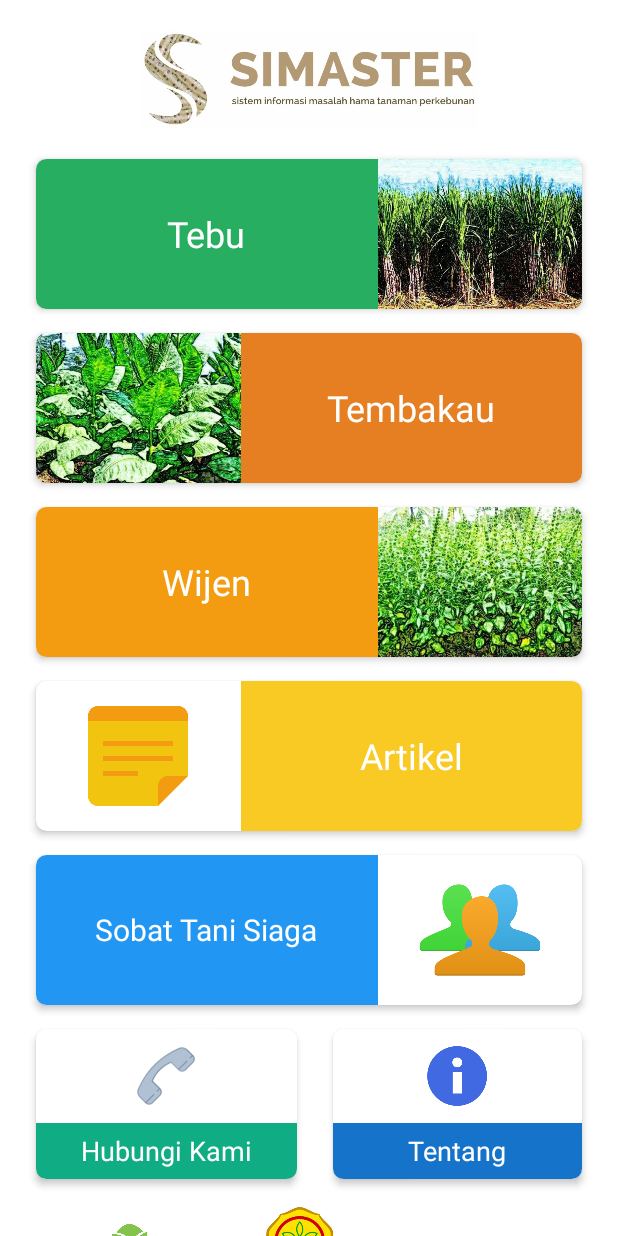
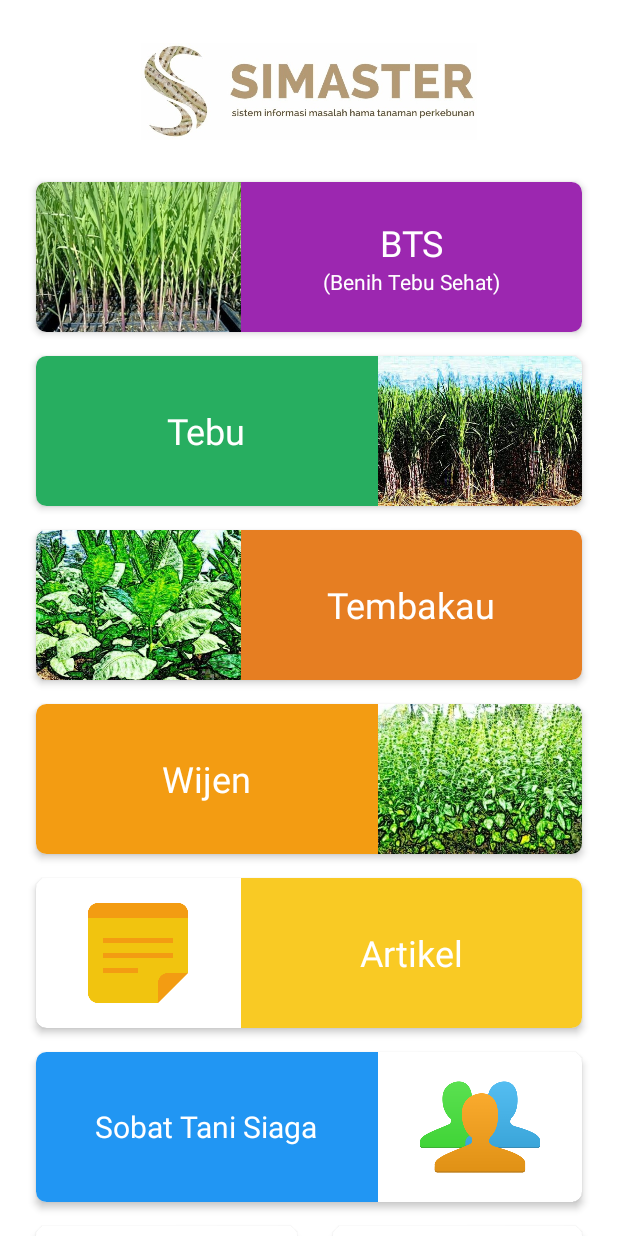
Before and after one commit to ikaru19/Simaster-Bug, an Android app: the screen it shows after launch (MainActivity), on a phone screen of 412 x 824 dp. Run offline under Robolectric (Android 15) with nearby library versions, the phone set to English and light mode, and no system bars; libraries missing offline, so code that uses them is left out: com.blogspot.atifsoftwares; Roboto replaces fonts that are not available here; 1 statement that could not run was skipped.

Commit message:
initiate bts

```diff
--- a/app/src/main/AndroidManifest.xml
+++ b/app/src/main/AndroidManifest.xml
@@ -11,7 +11,8 @@
         android:roundIcon="@mipmap/ic_launcher_round"
         android:supportsRtl="true"
         android:theme="@style/AppTheme">
-        <activity android:name=".BtsActivity"></activity>
+        <activity android:name=".BTS.BtsVarietasActivity"></activity>
+        <activity android:name=".BtsActivity" />
         <activity android:name=".HubungiActivity" />
         <activity android:name=".TentangActivity" />
         <activity android:name=".HamaDetailActivity" />
--- a/app/src/main/java/com/ikaru19/simaster_bug/MainActivity.java
+++ b/app/src/main/java/com/ikaru19/simaster_bug/MainActivity.java
@@ -12,7 +12,7 @@ import com.blogspot.atifsoftwares.animatoolib.Animatoo;
 public class MainActivity extends AppCompatActivity {
 
     CardView menu_tanya,menu_artikel,menu_wijen,menu_tembakau,menu_tebu,menu_tentang,menu_hubung;
-//    CardView menu_bts;
+    CardView menu_bts;
 
     @Override
     protected void onCreate(Bundle savedInstanceState) {
@@ -25,7 +25,7 @@ public class MainActivity extends AppCompatActivity {
         menu_tebu = findViewById(R.id.menu_tebu);
         menu_tentang = findViewById(R.id.menu_tentang);
         menu_hubung  = findViewById(R.id.menu_tanya);
-//        menu_bts = findViewById(R.id.menu_bts);
+        menu_bts = findViewById(R.id.menu_bts);
 
         menu_tanya.setOnClickListener(new View.OnClickListener() {
             @Override
@@ -92,13 +92,13 @@ public class MainActivity extends AppCompatActivity {
             }
         });
 
-//        menu_bts.setOnClickListener(new View.OnClickListener() {
-//            @Override
-//            public void onClick(View v) {
-//                Intent intent = new Intent(MainActivity.this,BtsActivity.class);
-//                startActivity(intent);
-//                Animatoo.animateSlideLeft(MainActivity.this);
-//            }
-//        });
+        menu_bts.setOnClickListener(new View.OnClickListener() {
+            @Override
+            public void onClick(View v) {
+                Intent intent = new Intent(MainActivity.this,BtsActivity.class);
+                startActivity(intent);
+                Animatoo.animateSlideLeft(MainActivity.this);
+            }
+        });
     }
 }
--- a/app/src/main/java/com/ikaru19/simaster_bug/apihelper/ApiService.java
+++ b/app/src/main/java/com/ikaru19/simaster_bug/apihelper/ApiService.java
@@ -1,6 +1,7 @@
 package com.ikaru19.simaster_bug.apihelper;
 
 import com.ikaru19.simaster_bug.models.Artikel;
+import com.ikaru19.simaster_bug.models.Bts;
 import com.ikaru19.simaster_bug.models.Contact;
 import com.ikaru19.simaster_bug.models.Hama;
 
@@ -26,4 +27,7 @@ public interface ApiService {
     @GET("api/kontak")
     Call<List<Contact>> getContact();
 
+    @GET("api/bts")
+    Call<List<Bts>> getBts();
+
 }
--- a/app/src/main/res/layout/activity_main.xml
+++ b/app/src/main/res/layout/activity_main.xml
@@ -123,76 +123,8 @@
             app:layout_constraintGuide_percent="0.12" />
 
 
-<!--        <androidx.cardview.widget.CardView-->
-<!--            android:id="@+id/menu_bts"-->
-<!--            android:layout_width="0dp"-->
-<!--            android:layout_height="100dp"-->
-<!--            android:layout_marginStart="24dp"-->
-<!--            android:layout_marginLeft="24dp"-->
-<!--            android:layout_marginEnd="24dp"-->
-<!--            android:layout_marginRight="24dp"-->
-<!--            app:cardCornerRadius="7dp"-->
-<!--            app:cardElevation="3dp"-->
-<!--            app:layout_constraintEnd_toEndOf="parent"-->
-<!--            app:layout_constraintStart_toStartOf="parent"-->
-<!--            app:layout_constraintTop_toBottomOf="@+id/guideline">-->
-
-<!--            <LinearLayout-->
-<!--                android:layout_width="match_parent"-->
-<!--                android:layout_height="match_parent"-->
-<!--                android:orientation="horizontal"-->
-<!--                android:weightSum="4">-->
-
-<!--                <LinearLayout-->
-<!--                    android:layout_width="match_parent"-->
-<!--                    android:layout_height="match_parent"-->
-<!--                    android:layout_weight="2.5"-->
-<!--                    android:gravity="center">-->
-
-<!--                    <ImageView-->
-<!--                        android:layout_width="match_parent"-->
-<!--                        android:layout_height="wrap_content"-->
-<!--                        android:scaleType="centerCrop"-->
-<!--                        android:src="@drawable/logo_bts">-->
-
-<!--                    </ImageView>-->
-<!--                </LinearLayout>-->
-
-<!--                <LinearLayout-->
-<!--                    android:layout_width="match_parent"-->
-<!--                    android:layout_height="match_parent"-->
-<!--                    android:layout_weight="1.5"-->
-<!--                    android:background="#9C27B0"-->
-<!--                    android:gravity="center"-->
-<!--                    android:orientation="vertical"-->
-<!--                    android:padding="18dp">-->
-
-<!--                    <TextView-->
-<!--                        android:layout_width="wrap_content"-->
-<!--                        android:layout_height="wrap_content"-->
-<!--                        android:fontFamily="sans-serif"-->
-<!--                        android:gravity="center"-->
-<!--                        android:text="BTS"-->
-<!--                        android:textColor="#FFFFFF"-->
-<!--                        android:textSize="24sp" />-->
-
-<!--                    <TextView-->
-<!--                        android:id="@+id/textView5"-->
-<!--                        android:layout_width="match_parent"-->
-<!--                        android:layout_height="wrap_content"-->
-<!--                        android:fontFamily="sans-serif"-->
-<!--                        android:gravity="center"-->
-<!--                        android:text="(Benih Tebu Sehat)"-->
-<!--                        android:textColor="#FFFFFF"-->
-<!--                        android:textSize="14sp" />-->
-
-<!--                </LinearLayout>-->
-
-<!--            </LinearLayout>-->
-<!--        </androidx.cardview.widget.CardView>-->
-
         <androidx.cardview.widget.CardView
-            android:id="@+id/menu_tebu"
+            android:id="@+id/menu_bts"
             android:layout_width="0dp"
             android:layout_height="100dp"
             android:layout_marginStart="24dp"
@@ -204,6 +136,75 @@
             app:layout_constraintEnd_toEndOf="parent"
             app:layout_constraintStart_toStartOf="parent"
             app:layout_constraintTop_toBottomOf="@+id/guideline">
+
+            <LinearLayout
+                android:layout_width="match_parent"
+                android:layout_height="match_parent"
+                android:orientation="horizontal"
+                android:weightSum="4">
+
+                <LinearLayout
+                    android:layout_width="match_parent"
+                    android:layout_height="match_parent"
+                    android:layout_weight="2.5"
+                    android:gravity="center">
+
+                    <ImageView
+                        android:layout_width="match_parent"
+                        android:layout_height="wrap_content"
+                        android:scaleType="centerCrop"
+                        android:src="@drawable/logo_bts">
+
+                    </ImageView>
+                </LinearLayout>
+
+                <LinearLayout
+                    android:layout_width="match_parent"
+                    android:layout_height="match_parent"
+                    android:layout_weight="1.5"
+                    android:background="#9C27B0"
+                    android:gravity="center"
+                    android:orientation="vertical"
+                    android:padding="18dp">
+
+                    <TextView
+                        android:layout_width="wrap_content"
+                        android:layout_height="wrap_content"
+                        android:fontFamily="sans-serif"
+                        android:gravity="center"
+                        android:text="BTS"
+                        android:textColor="#FFFFFF"
+                        android:textSize="24sp" />
+
+                    <TextView
+                        android:id="@+id/textView5"
+                        android:layout_width="match_parent"
+                        android:layout_height="wrap_content"
+                        android:fontFamily="sans-serif"
+                        android:gravity="center"
+                        android:text="(Benih Tebu Sehat)"
+                        android:textColor="#FFFFFF"
+                        android:textSize="14sp" />
+
+                </LinearLayout>
+
+            </LinearLayout>
+        </androidx.cardview.widget.CardView>
+
+        <androidx.cardview.widget.CardView
+            android:id="@+id/menu_tebu"
+            android:layout_width="0dp"
+            android:layout_height="100dp"
+            android:layout_marginStart="24dp"
+            android:layout_marginLeft="24dp"
+            android:layout_marginEnd="24dp"
+            android:layout_marginRight="24dp"
+            android:layout_marginTop="16dp"
+            app:cardCornerRadius="7dp"
+            app:cardElevation="3dp"
+            app:layout_constraintEnd_toEndOf="parent"
+            app:layout_constraintStart_toStartOf="parent"
+            app:layout_constraintTop_toBottomOf="@+id/menu_bts">
 
             <LinearLayout
                 android:layout_width="match_parent"
```
Also changed, not shown: app/src/main/java/com/ikaru19/simaster_bug/BTS/BtsVarietasActivity.java (added, +92 -0 lines), app/src/main/java/com/ikaru19/simaster_bug/BtsActivity.java (+15 -1 lines), app/src/main/java/com/ikaru19/simaster_bug/adapters/BtsAdapter.java (added, +29 -0 lines), app/src/main/java/com/ikaru19/simaster_bug/models/Bts.java (added, +63 -0 lines), app/src/main/res/layout/activity_bts_varietas.xml (added, +26 -0 lines), app/src/main/res/layout/item_bts.xml (added, +34 -0 lines).
